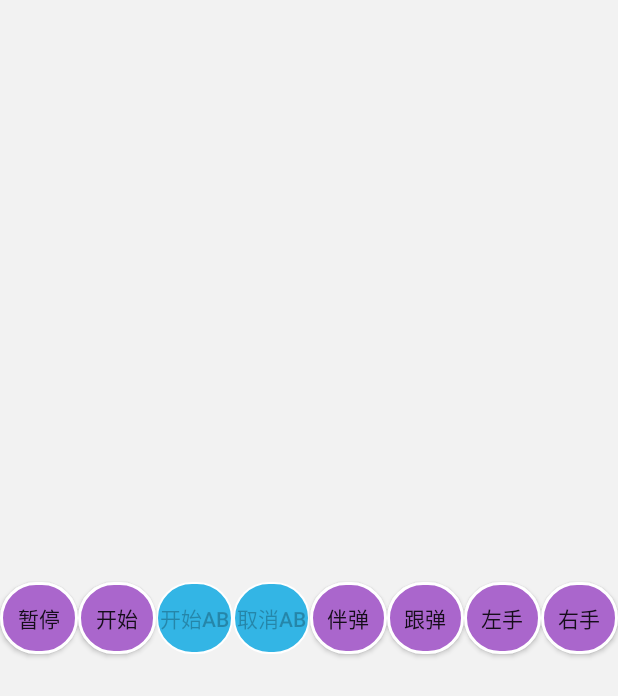
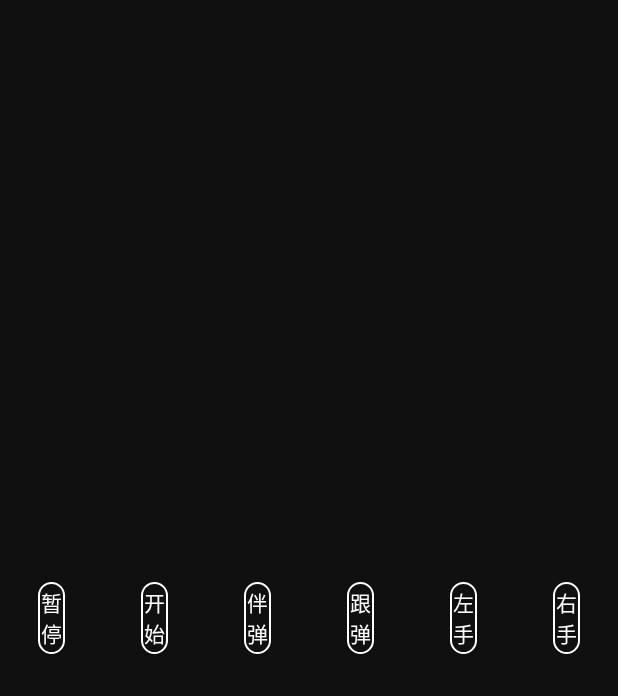
Before and after one commit to kakamessi/tianfuc, an Android app: the layout activity_note.xml on its own in the app's theme, with its tools: preview values and no code run, on a phone screen of 412 x 824 dp. Shown: the top 696 px of the screen. Run offline under Robolectric (Android 15) with nearby library versions, the phone set to English and light mode, and no system bars; Roboto replaces fonts that are not available here.

Commit message:
no message

```diff
--- a/app/src/main/java/com/piano/android/ui/activity/MusicActivity.java
+++ b/app/src/main/java/com/piano/android/ui/activity/MusicActivity.java
@@ -208,6 +208,7 @@ public class MusicActivity extends BaseMidiActivity {
     public void setBanZou(int hand){
         if(null!=player){
             state = 0;
+            player.setHand(2);
             player.setMode(0);
         }
     }
@@ -216,7 +217,7 @@ public class MusicActivity extends BaseMidiActivity {
     public void setGenTan(int hand){
         if(null!=player){
             state = 1;
-
+            player.setHand(2);
             player.setMode(1);
         }
     }
@@ -249,6 +250,10 @@ public class MusicActivity extends BaseMidiActivity {
             player.unsetAB();
             setBtnEnable(null);
         }
+    }
+
+    public void setFinishedState(){
+        setBtnEnable(null);
     }
 
     void initPlayer() {
@@ -299,9 +304,11 @@ public class MusicActivity extends BaseMidiActivity {
             }
             public void onEnd() {
                 Log.e("musicscoreplayer", ">---<backonend");
+
                 runOnUiThread(new Runnable() {
                     @Override
                     public void run() {
+                        setFinishedState();
                         btn_play.setText("onEnd-");
                     }
                 });
--- a/app/src/main/res/drawable/shape_bg_button_no_enable.xml
+++ b/app/src/main/res/drawable/shape_bg_button_no_enable.xml
@@ -4,7 +4,7 @@
     <!-- 圆角半径 -->
     <corners android:radius="200dp" />
     <!-- 填充颜色 -->
-    <solid android:color="@android:color/holo_blue_light"/>
+    <solid android:color="@color/color_music_btn"/>
     <!-- 线的宽度，颜色灰色 -->
     <stroke android:width="1dp"
         android:color="#fff"
--- a/app/src/main/res/drawable/shape_bg_button_onpress.xml
+++ b/app/src/main/res/drawable/shape_bg_button_onpress.xml
@@ -4,10 +4,10 @@
     <!-- 圆角半径 -->
     <corners android:radius="200dp" />
     <!-- 填充颜色 -->
-    <solid android:color="@android:color/holo_green_light" />
+    <solid android:color="@color/color_music_btn" />
     <!-- 线的宽度，颜色灰色 -->
     <stroke
-        android:width="2dp"
-        android:color="@android:color/holo_orange_dark" />
+        android:width="1dp"
+        android:color="@color/white" />
 
 </shape>
--- a/app/src/main/res/drawable/shape_bg_button_unpress.xml
+++ b/app/src/main/res/drawable/shape_bg_button_unpress.xml
@@ -4,9 +4,9 @@
     <!-- 圆角半径 -->
     <corners android:radius="200dp" />
     <!-- 填充颜色 -->
-    <solid android:color="@android:color/holo_purple"/>
+    <solid android:color="@color/color_tab_normal"/>
     <!-- 线的宽度，颜色灰色 -->
-    <stroke android:width="2dp"
+    <stroke android:width="1dp"
         android:color="#fff"
         />
 
--- a/app/src/main/res/layout/activity_note.xml
+++ b/app/src/main/res/layout/activity_note.xml
@@ -4,7 +4,7 @@
     android:layout_width="match_parent"
     android:layout_height="match_parent"
     android:orientation="vertical"
-    android:background="@color/background"
+    android:background="@color/color_tab_normal"
     tools:context="com.piano.android.ui.activity.MusicActivity">
 
     <LinearLayout
@@ -17,13 +17,18 @@
             android:background="@drawable/selector_music_btn"
             android:layout_width="wrap_content"
             android:layout_height="wrap_content"
+            android:layout_margin="@dimen/dp_margin"
             android:layout_weight="1"
+            android:textColor="@color/white"
             android:text="暂停" />
         <Button
             android:id="@+id/button2"
             android:background="@drawable/selector_music_btn"
             android:layout_width="wrap_content"
             android:layout_height="wrap_content"
+            android:layout_margin="@dimen/dp_margin"
+
+            android:textColor="@color/white"
             android:layout_weight="1"
             android:text="开始" />
         <Button
@@ -32,6 +37,7 @@
             android:layout_width="wrap_content"
             android:layout_height="wrap_content"
             android:layout_weight="1"
+            android:visibility="gone"
             android:enabled="false"
             android:text="开始AB" />
         <Button
@@ -40,6 +46,7 @@
             android:layout_width="wrap_content"
             android:layout_height="wrap_content"
             android:layout_weight="1"
+            android:visibility="gone"
             android:enabled="false"
             android:text="取消AB" />
         <Button
@@ -47,13 +54,19 @@
             android:background="@drawable/selector_music_btn"
             android:layout_width="wrap_content"
             android:layout_height="wrap_content"
+            android:layout_margin="@dimen/dp_margin"
+
             android:layout_weight="1"
+            android:textColor="@color/white"
             android:text="伴弹" />
         <Button
             android:id="@+id/button6"
             android:background="@drawable/selector_music_btn"
             android:layout_width="wrap_content"
             android:layout_height="wrap_content"
+            android:layout_margin="@dimen/dp_margin"
+
+            android:textColor="@color/white"
             android:layout_weight="1"
             android:text="跟弹" />
         <Button
@@ -61,6 +74,9 @@
             android:background="@drawable/selector_music_btn"
             android:layout_width="wrap_content"
             android:layout_height="wrap_content"
+            android:textColor="@color/white"
+            android:layout_margin="@dimen/dp_margin"
+
             android:layout_weight="1"
             android:text="左手" />
         <Button
@@ -68,6 +84,9 @@
             android:background="@drawable/selector_music_btn"
             android:layout_width="wrap_content"
             android:layout_height="wrap_content"
+            android:textColor="@color/white"
+            android:layout_margin="@dimen/dp_margin"
+
             android:layout_weight="1"
             android:text="右手" />
 
--- a/app/src/main/res/values/colors.xml
+++ b/app/src/main/res/values/colors.xml
@@ -42,4 +42,7 @@
     <color name="color_filter_checked">#ffffff</color>
     <color name="color_filter_unchecked">#101010</color>
 
+    <!-- 练习界面 -->
+    <color name="color_music_btn">#7F727c85</color>
+
 </resources>
--- /dev/null
+++ b/app/src/main/res/values/dimens.xml
@@ -0,0 +1,6 @@
+<?xml version="1.0" encoding="utf-8"?>
+<resources>
+
+    <dimen name="dp_margin">25dp</dimen>
+
+</resources>
```
